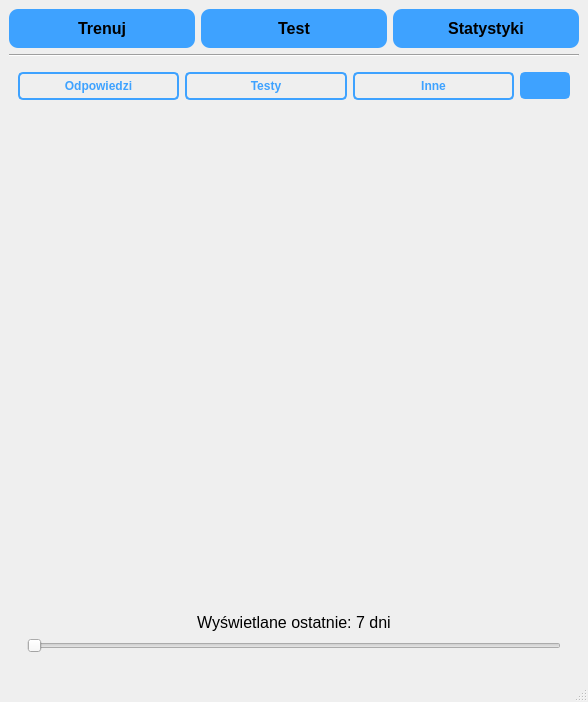
Qt form flashcards.ui (xDepcio/projekt-studia-flashcards) before a commit.
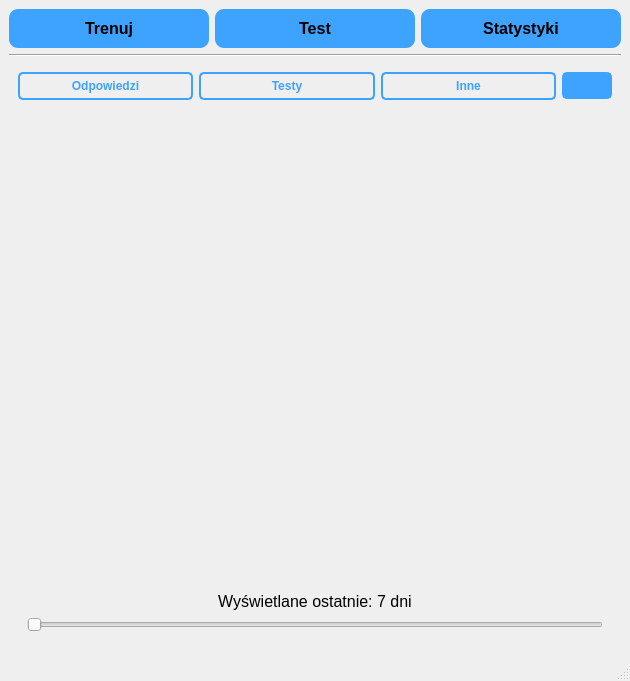
The same form after that commit. The open tabs and pages were chosen to show the change. Icons and pictures are not drawn.

```diff
--- a/flashcards.ui
+++ b/flashcards.ui
@@ -6,8 +6,8 @@
    <rect>
     <x>0</x>
     <y>0</y>
-    <width>588</width>
-    <height>702</height>
+    <width>630</width>
+    <height>681</height>
    </rect>
   </property>
   <property name="windowTitle">
@@ -629,13 +629,6 @@
               <item>
                <widget class="QWidget" name="correctPlot" native="true"/>
               </item>
-              <item>
-               <widget class="QWidget" name="wrongPlot" native="true">
-                <property name="styleSheet">
-                 <string notr="true"/>
-                </property>
-               </widget>
-              </item>
               <item>
                <widget class="QLabel" name="daysShownLabel">
                 <property name="sizePolicy">
```
Left out of the diff: 12 changed lines with no effect on the pictures.
